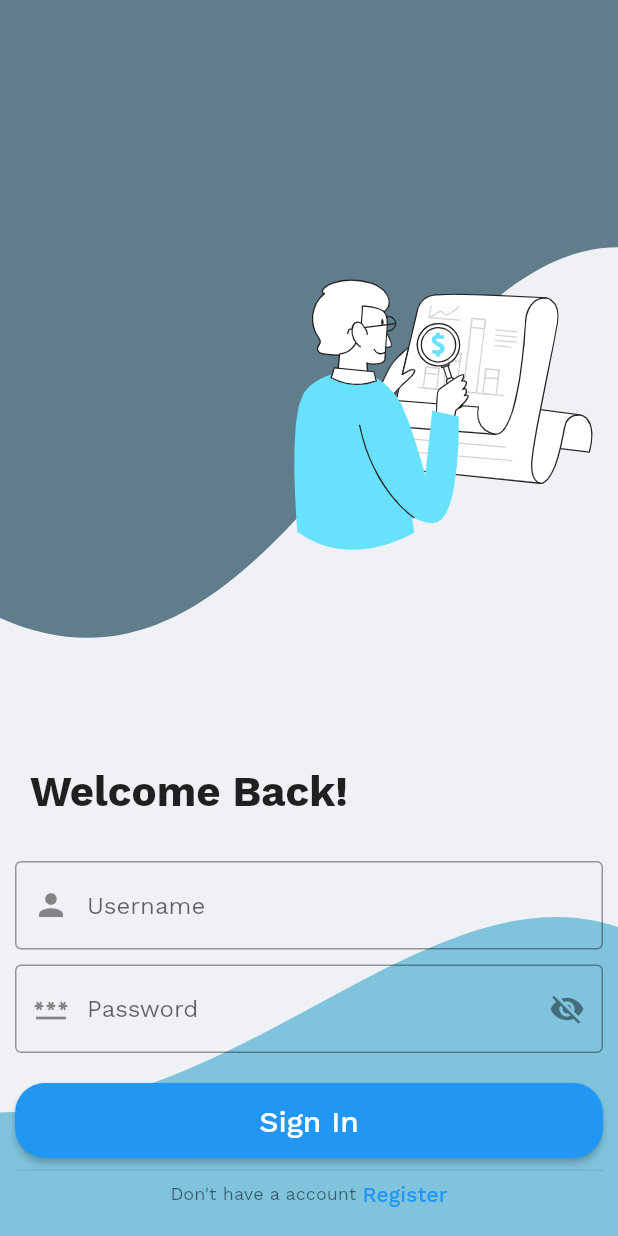
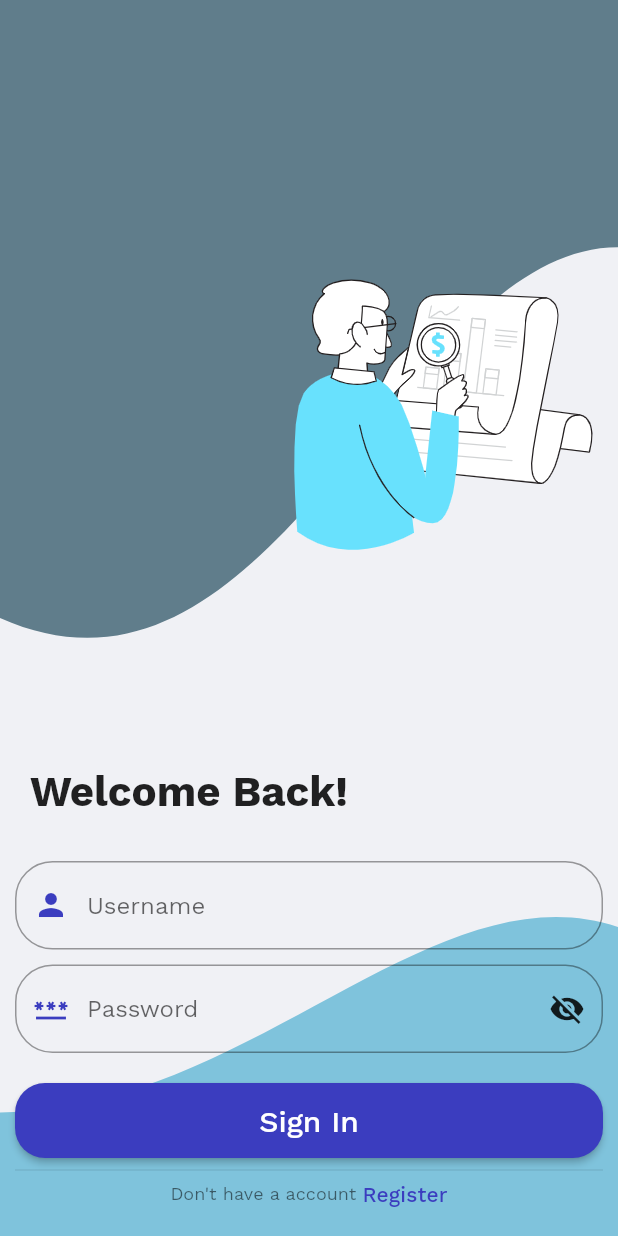
Before and after one commit to tuuhin/expense_tracker, a Flutter app: the screen it shows after launch, after a tap on "Sign In", on a phone screen of 412 x 824 dp. Run offline on Flutter 3.47's test engine with Material 2 defaults, Android fonts, the phone set to English and light mode, and no system bars; our stand-ins replace bloc, dio, flutter_bloc, flutter_dotenv, flutter_secure_storage, google_fonts and 2 more; accounts and stored records are empty; network calls fail.

Commit message:
connecting the app with the backend Creating user and logging and made some changes in the palatte file Some changes in the palette file

```diff
--- a/frontend/lib/app/auth/auth_get_started.dart
+++ b/frontend/lib/app/auth/auth_get_started.dart
@@ -1,5 +1,4 @@
 import 'package:flutter/material.dart';
-import 'package:google_fonts/google_fonts.dart';
 
 class AuthGetStarted extends StatelessWidget {
   final TabController controller;
--- a/frontend/lib/app/auth/sign_in.dart
+++ b/frontend/lib/app/auth/sign_in.dart
@@ -1,3 +1,4 @@
+import 'package:dio/dio.dart';
 import 'package:expense_tracker/services/api/api_auth.dart';
 import 'package:expense_tracker/services/cubits/authCubit/auth_cubit.dart';
 import 'package:flutter/material.dart';
@@ -14,25 +15,40 @@ class SignInPage extends StatefulWidget {
 class _SignInPageState extends State<SignInPage> {
   final TextEditingController _username = TextEditingController();
   final TextEditingController _password = TextEditingController();
-  final ApiAuth _auth = ApiAuth();
+  final ApiAuth _apiAuth = ApiAuth();
+  late AuthCubit _authCubit;
+  bool _isLoading = false;
+  bool _isPasswordVisible = false;
 
-  Widget showErrorDialog(BuildContext context) {
-    return AlertDialog(
-      title: const Text('Invalid Credentials'),
-      content: const Text('please put valid credentials'),
-      actions: [
-        TextButton(
-          onPressed: () => Navigator.of(context).pop(),
-          child: const Text('Continue'),
-        )
-      ],
-    );
+  @override
+  void initState() {
+    super.initState();
+    _authCubit = BlocProvider.of<AuthCubit>(context);
   }
 
-  bool isPasswordVisible = false;
+  Future<void> _signInUser(BuildContext context) async {
+    if (_username.text.isEmpty || _password.text.isEmpty) {
+      ScaffoldMessenger.of(context).showSnackBar(
+          const SnackBar(content: Text('Some the fields are blank')));
+    } else {
+      setState(() => _isLoading = !_isLoading);
+      Response? _respn = await _apiAuth.logUserIn(
+          username: _username.text, password: _password.text);
+
+      if (_respn!.statusCode != 200) {
+        ScaffoldMessenger.of(context).showSnackBar(
+            SnackBar(content: Text(_respn.data['detail'].toString())));
+      } else {
+        _authCubit.checkAuthState();
+      }
+      setState(() => _isLoading = !_isLoading);
+    }
+
+    // _authProvider.changeAuthState();
+  }
+
   @override
   Widget build(BuildContext context) {
-    AuthCubit _authProvider = BlocProvider.of<AuthCubit>(context);
     final double _screenWidth = MediaQuery.of(context).size.width;
     return Scaffold(
       body: Stack(
@@ -75,7 +91,7 @@ class _SignInPageState extends State<SignInPage> {
                 const SizedBox(height: 10),
                 TextField(
                   controller: _password,
-                  obscureText: !isPasswordVisible,
+                  obscureText: !_isPasswordVisible,
                   obscuringCharacter: '*',
                   keyboardType: TextInputType.visiblePassword,
                   decoration: InputDecoration(
@@ -83,8 +99,8 @@ class _SignInPageState extends State<SignInPage> {
                     prefixIcon: const Icon(Icons.password),
                     suffixIcon: IconButton(
                         onPressed: () => setState(
-                            () => isPasswordVisible = !isPasswordVisible),
-                        icon: Icon(!isPasswordVisible
+                            () => _isPasswordVisible = !_isPasswordVisible),
+                        icon: Icon(!_isPasswordVisible
                             ? Icons.visibility_off
                             : Icons.visibility)),
                   ),
@@ -96,22 +112,14 @@ class _SignInPageState extends State<SignInPage> {
                       fixedSize: Size(_screenWidth, 50),
                       shape: const RoundedRectangleBorder(
                           borderRadius: BorderRadius.all(Radius.circular(20)))),
-                  onPressed: () async {
-                    if (_username.text.isEmpty || _password.text.isEmpty) {
-                      return showDialog(
-                          context: context,
-                          builder: (BuildContext context) =>
-                              showErrorDialog(context));
-                    }
-                    await _auth.logUserIn(
-                        username: _username.text, password: _password.text);
-                    _authProvider.changeAuthState();
-                  },
-                  child: Text('Sign In',
-                      style: Theme.of(context)
-                          .textTheme
-                          .headline6!
-                          .copyWith(color: Colors.white)),
+                  onPressed: () => _signInUser(context),
+                  child: !_isLoading
+                      ? Text('Sign In',
+                          style: Theme.of(context)
+                              .textTheme
+                              .headline6!
+                              .copyWith(color: Colors.white))
+                      : const CircularProgressIndicator(),
                 ),
                 const Divider(),
                 GestureDetector(
--- a/frontend/lib/services/cubits/authCubit/auth_cubit.dart
+++ b/frontend/lib/services/cubits/authCubit/auth_cubit.dart
@@ -16,9 +16,7 @@ class AuthCubit extends Cubit<AuthState> {
     _logOut();
   }
 
-  void checkAuthState() => changeAuthState();
-
-  void changeAuthState() async {
+  void checkAuthState() async {
     String? _token = await _storage.getAccessToken();
     if (_token == null) return _logOut();
     return _login();
--- a/frontend/lib/utils/palette.dart
+++ b/frontend/lib/utils/palette.dart
@@ -5,13 +5,36 @@ class Palette {
   static const Color secondary = Color(0xff3b3dbf);
   static const Color primary = Color(0xff7fc3dc);
   static ThemeData lightTheme = ThemeData(
+    colorScheme: const ColorScheme.light().copyWith(
+        primary: primary, secondary: secondary, error: Colors.redAccent),
     fontFamily: GoogleFonts.workSans().fontFamily,
     scaffoldBackgroundColor: const Color(0xfff0f1f5),
     buttonTheme: const ButtonThemeData(buttonColor: secondary),
     inputDecorationTheme: const InputDecorationTheme(
-        border: OutlineInputBorder(), focusColor: primary),
+      suffixIconColor: Colors.black87,
+      prefixIconColor: secondary,
+      contentPadding: EdgeInsets.symmetric(horizontal: 10, vertical: 20),
+      focusedBorder: OutlineInputBorder(
+          borderSide: BorderSide(color: secondary, width: 1.75),
+          borderRadius: BorderRadius.all(Radius.circular(25))),
+      border: OutlineInputBorder(
+          borderRadius: BorderRadius.all(Radius.circular(25))),
+    ),
     primaryColor: const Color(0xff7fc3dc),
   );
-  static ThemeData darkTheme =
-      ThemeData.dark().copyWith(colorScheme: const ColorScheme.dark());
+  static ThemeData darkTheme = ThemeData(
+    colorScheme: const ColorScheme.dark()
+        .copyWith(primary: primary, secondary: secondary),
+    fontFamily: GoogleFonts.workSans().fontFamily,
+    inputDecorationTheme: const InputDecorationTheme(
+      prefixIconColor: primary,
+      suffixIconColor: Colors.white70,
+      contentPadding: EdgeInsets.symmetric(horizontal: 10, vertical: 20),
+      focusedBorder: OutlineInputBorder(
+          borderSide: BorderSide(color: secondary, width: 1.75),
+          borderRadius: BorderRadius.all(Radius.circular(25))),
+      border: OutlineInputBorder(
+          borderRadius: BorderRadius.all(Radius.circular(25))),
+    ),
+  );
 }
```
Also changed, not shown: frontend/lib/app/auth/sign_up.dart (+65 -19 lines), frontend/lib/services/api/api_auth.dart (+23 -12 lines).
